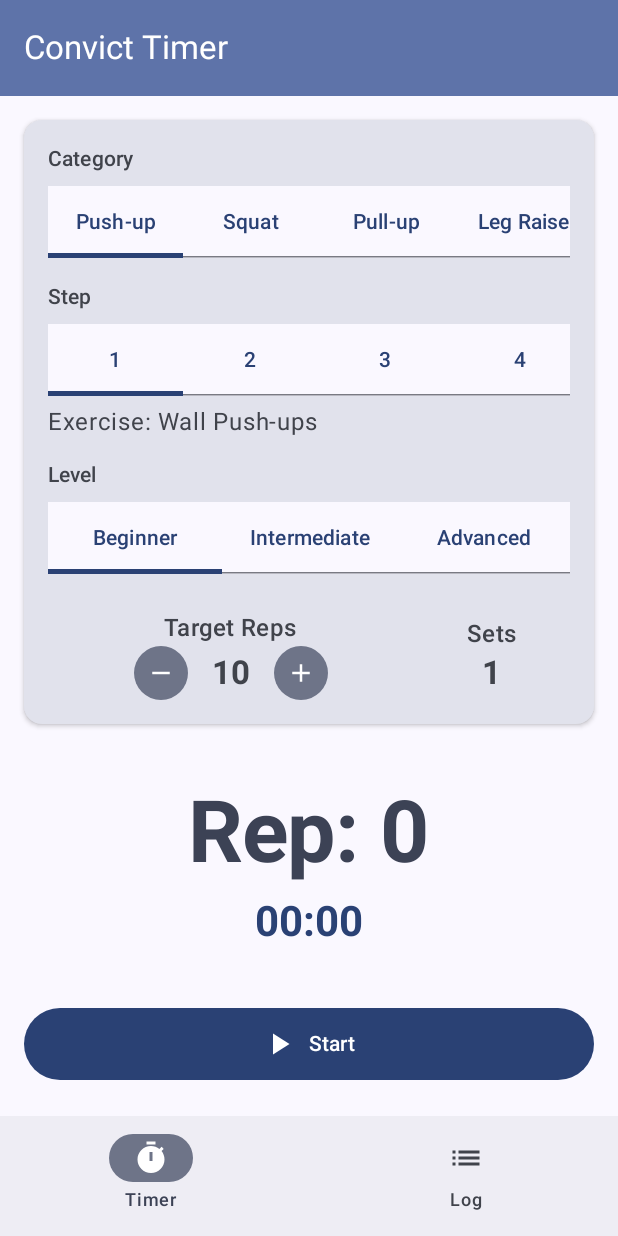
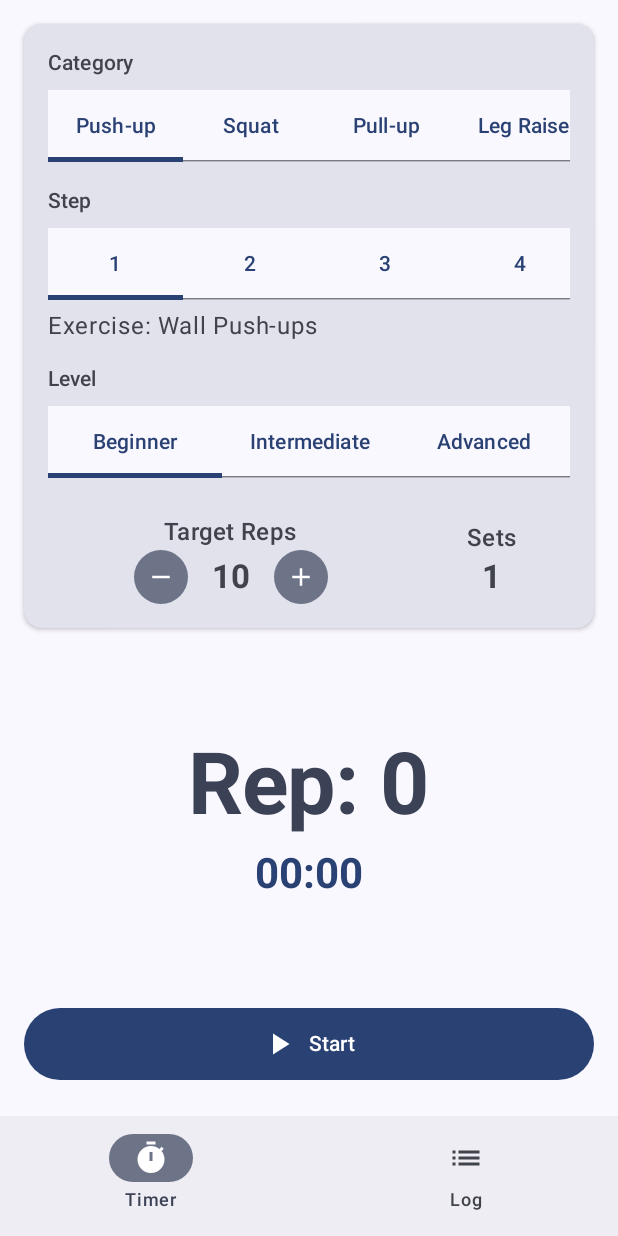
Before and after one commit to matsudo840/conviction-timer-app, an Android app built with Jetpack Compose: the screen it shows after launch (MainActivity), on a phone screen of 412 x 824 dp. Run offline under Robolectric (Android 15) with nearby library versions, the phone set to English and light mode, and no system bars; our stand-ins replace livedata-compose.

Commit message:
delete top

```diff
--- a/app/src/main/AndroidManifest.xml
+++ b/app/src/main/AndroidManifest.xml
@@ -7,7 +7,7 @@
         android:dataExtractionRules="@xml/data_extraction_rules"
         android:fullBackupContent="@xml/backup_rules"
         android:icon="@mipmap/ic_launcher"
-        android:label="@string/app_name"
+
         android:roundIcon="@mipmap/ic_launcher_round"
         android:supportsRtl="true"
         android:theme="@style/Theme.ConvictTimer"
@@ -15,7 +15,7 @@
         <activity
             android:name="com.example.convicttimer.MainActivity"
             android:exported="true"
-            android:label="@string/app_name"
+
             android:theme="@style/Theme.ConvictTimer">
             <intent-filter>
                 <action android:name="android.intent.action.MAIN" />
--- a/app/src/main/java/com/example/convicttimer/MainActivity.kt
+++ b/app/src/main/java/com/example/convicttimer/MainActivity.kt
@@ -56,15 +56,7 @@ fun MainScreen() {
     ))
 
     Scaffold(
-        topBar = {
-            TopAppBar(
-                title = { Text(stringResource(R.string.app_name)) },
-                colors = TopAppBarDefaults.topAppBarColors(
-                    containerColor = MaterialTheme.colorScheme.primaryContainer,
-                    titleContentColor = MaterialTheme.colorScheme.onPrimaryContainer
-                )
-            )
-        },
+
         bottomBar = {
             val navBackStackEntry by navController.currentBackStackEntryAsState()
             val currentDestination = navBackStackEntry?.destination
--- a/app/src/main/res/values/strings.xml
+++ b/app/src/main/res/values/strings.xml
@@ -1,4 +1,4 @@
 <?xml version="1.0" encoding="utf-8"?>
 <resources>
-    <string name="app_name">Convict Timer</string>
+
 </resources>
```
